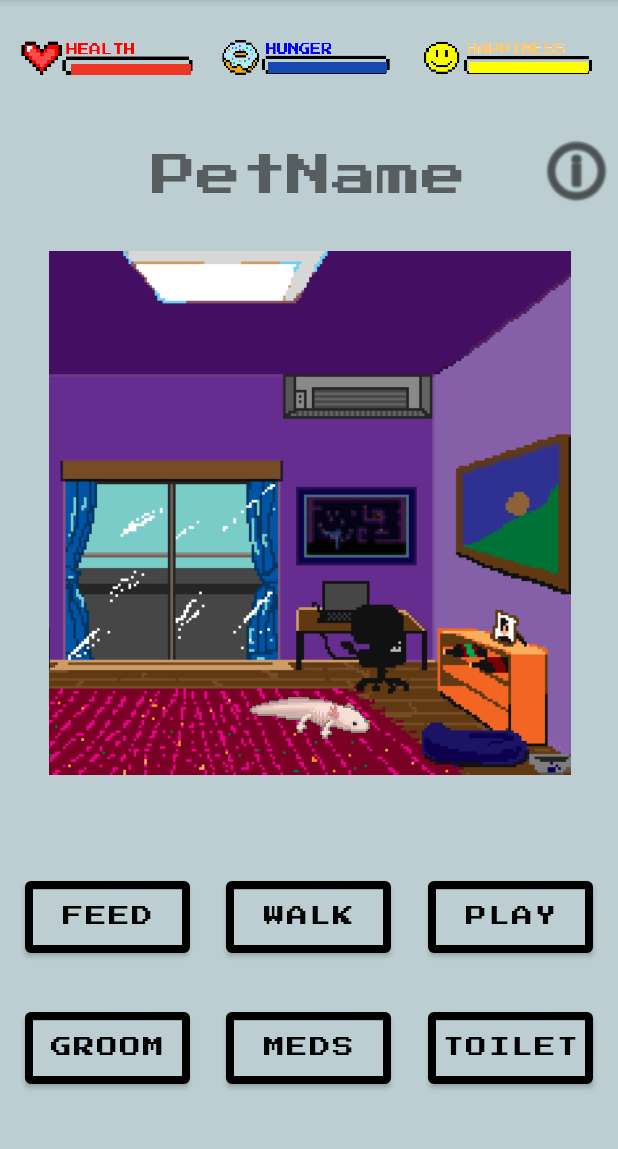
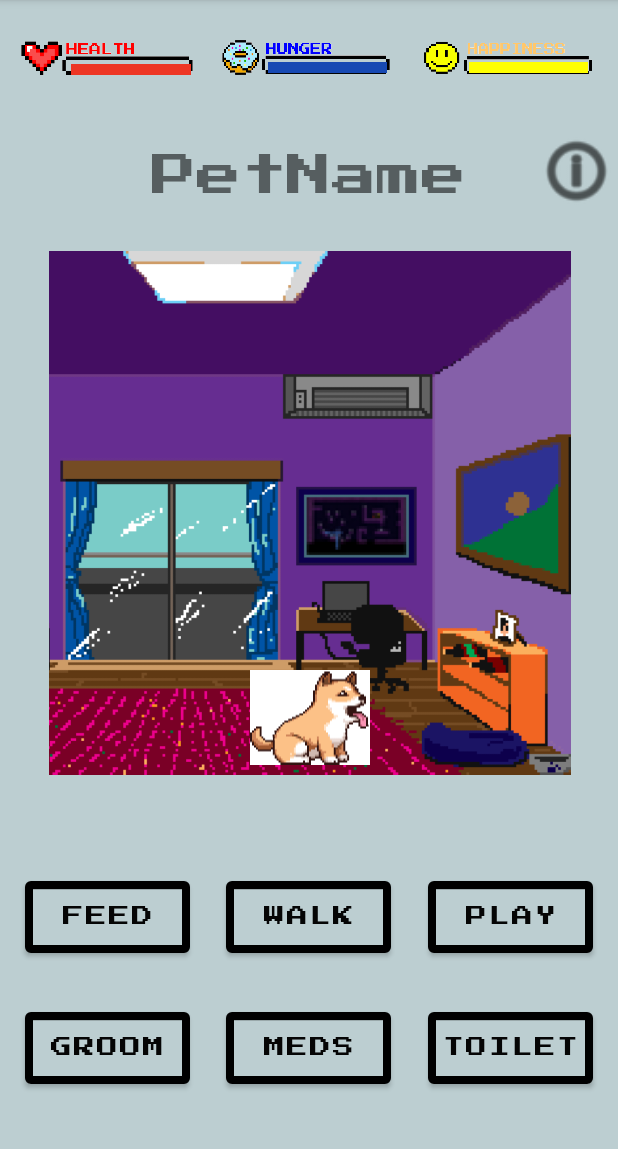
Before and after one commit to Mogogipen/PandemicPal, an Android app: the PetPageActivity screen opened directly, with no data from a screen before it, on a phone screen of 412 x 824 dp, the part 84-1233 px from its top. Run offline under Robolectric (Android 15) with nearby library versions, the light colour scheme and no system bars; 1 statement that could not run was skipped.

Commit message:
Pet displayed
+Gif image to petImage in PetPageActivity

```diff
--- a/app/src/main/java/com/example/pandemicpal/PetPageActivity.kt
+++ b/app/src/main/java/com/example/pandemicpal/PetPageActivity.kt
@@ -6,6 +6,7 @@ import android.os.Bundle
 import android.os.Handler
 import android.os.Looper
 import android.widget.*
+import com.bumptech.glide.Glide
 
 
 class PetPageActivity : AppCompatActivity() {
@@ -15,6 +16,7 @@ class PetPageActivity : AppCompatActivity() {
 
         var petName = findViewById<TextView>(R.id.petName)
         var backgroundImage = findViewById<ImageView>(R.id.backgroundImage)
+        var petImage = findViewById<ImageView>(R.id.petImage)
         var moreOptionsButton = findViewById<ImageButton>(R.id.moreOptionsButton)
         var feedButton = findViewById<Button>(R.id.feedButton)
         var walkButton = findViewById<Button>(R.id.walkButton)
@@ -28,7 +30,13 @@ class PetPageActivity : AppCompatActivity() {
         var hungerStatusBarImage = findViewById<ImageView>(R.id.hungerBarImage)
 
 
+        var petType = intent.getSerializableExtra("pet")
+        if (petType == null) petType = PETS.Dog
+        else petType = petType as PETS
         petName.setText(intent.getStringExtra("petName").toString())
+        Glide.with(this)
+                .load(petType.image)
+                .into(petImage)
         moreOptionsButton.setOnClickListener{
             startActivity(Intent(this, MoreOptionsActivity::class.java))
         }
```
